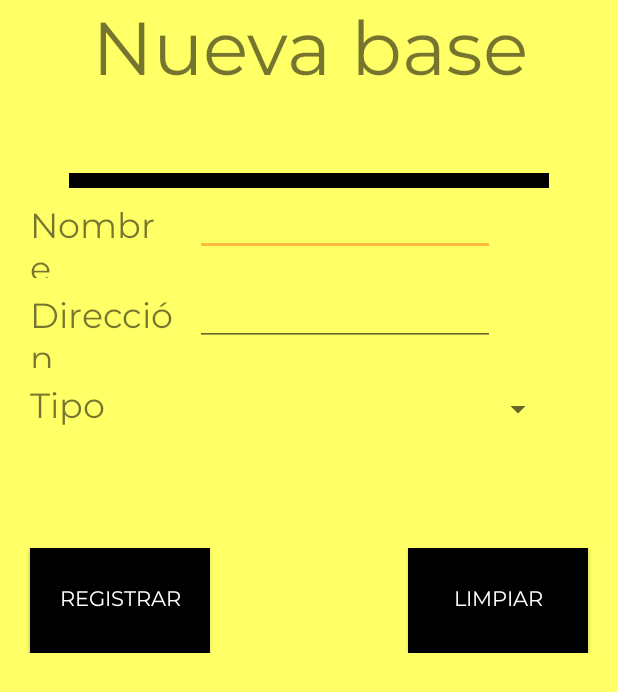
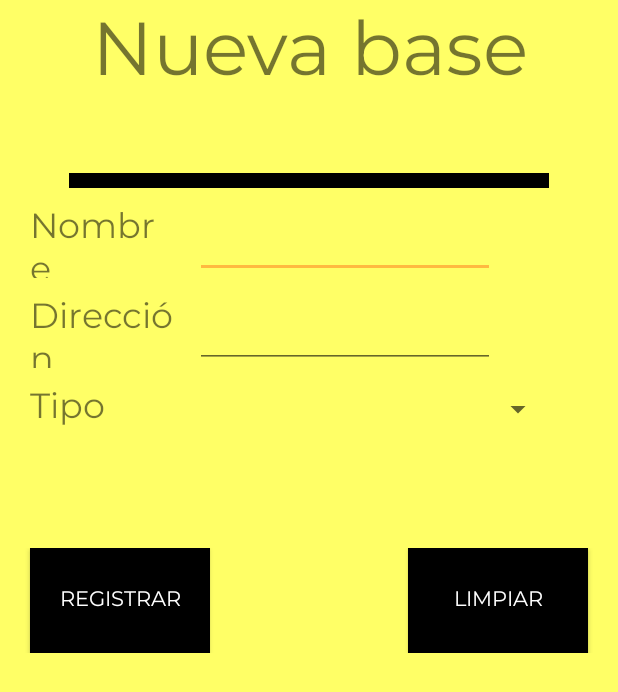
Before and after one commit to Luis945/Gestion_viajes_LAJE, an Android app: the layout fragment_nueva__basee.xml on its own in the app's theme, with its tools: preview values and no code run, on a phone screen of 412 x 824 dp. Shown: the top 692 px of the screen. Run offline under Robolectric (Android 15) with nearby library versions, the phone set to English and light mode, and no system bars.

Commit message:
los fragments

```diff
--- a/app/src/main/res/layout/fragment_nueva__basee.xml
+++ b/app/src/main/res/layout/fragment_nueva__basee.xml
@@ -46,7 +46,7 @@
                 />
             <EditText
                 android:layout_width="200dp"
-                android:layout_height="35dp"
+                android:layout_height="50dp"
                 android:layout_marginLeft="130dp"
                 android:id="@+id/txt_nombre"/>
 
@@ -69,7 +69,7 @@
                 />
             <EditText
                 android:layout_width="200dp"
-                android:layout_height="35dp"
+                android:layout_height="50dp"
                 android:layout_marginLeft="130dp"
                 android:id="@+id/txt_direccion"/>
         </RelativeLayout>
--- a/app/src/main/res/layout/fragment_nueva_colonia.xml
+++ b/app/src/main/res/layout/fragment_nueva_colonia.xml
@@ -48,7 +48,7 @@
                 />
             <EditText
                 android:layout_width="200dp"
-                android:layout_height="35dp"
+                android:layout_height="50dp"
                 android:layout_marginLeft="130dp"
                 android:id="@+id/txt_nombre"/>
 
--- a/app/src/main/res/layout/fragment_nueva_unidad.xml
+++ b/app/src/main/res/layout/fragment_nueva_unidad.xml
@@ -39,7 +39,7 @@
             <EditText
                 android:id="@+id/txt_nombre"
                 android:layout_width="300dp"
-                android:layout_height="35dp"
+                android:layout_height="50dp"
                 android:layout_centerHorizontal="true"
                 android:layout_centerVertical="true"
                 android:inputType="number" />
```
Also changed, not shown: app/src/main/res/layout/fragment_nuevo_operador.xml (+5 -4 lines).
